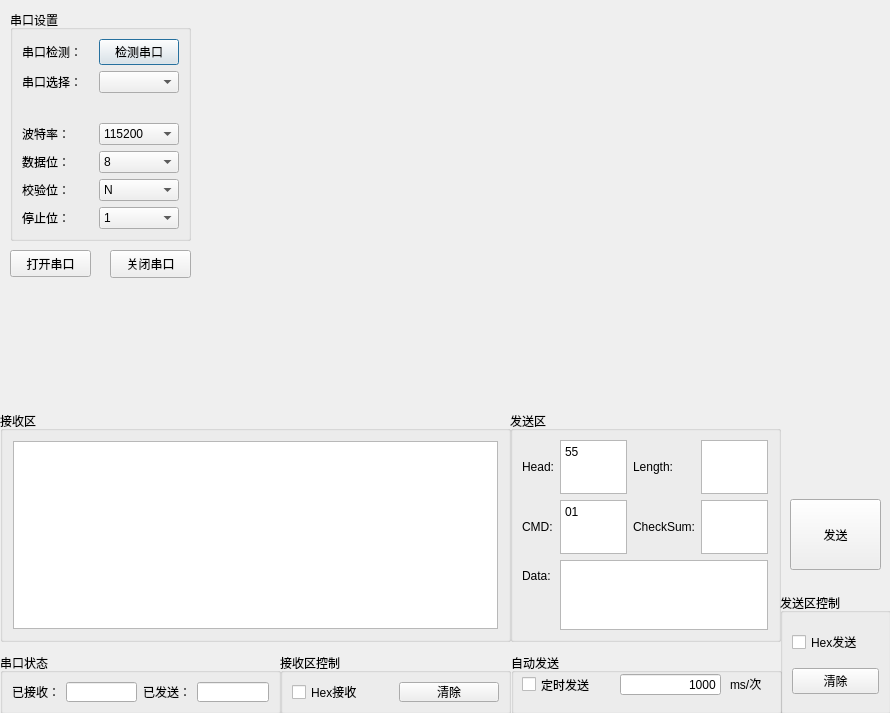
Above: Pyserial-Demo-master/ui_demo_1.ui from yuexia9527/PyQt5 before the change. Below: the same form after it.
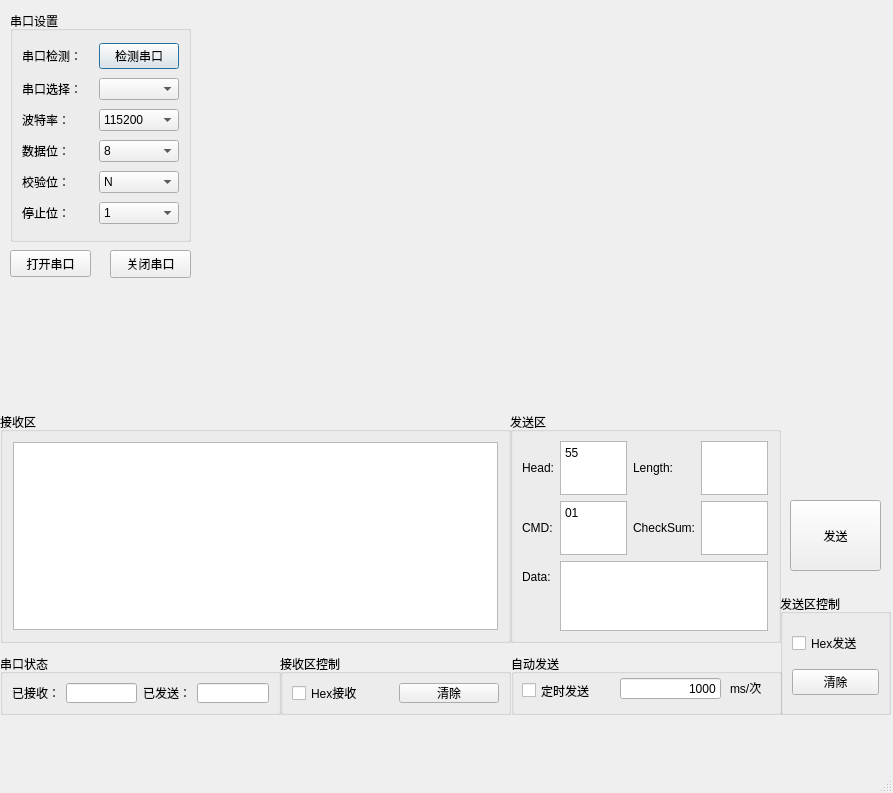
That is the form after the change.

```diff
--- a/Pyserial-Demo-master/ui_demo_1.ui
+++ b/Pyserial-Demo-master/ui_demo_1.ui
@@ -1,240 +1,135 @@
 <?xml version="1.0" encoding="UTF-8"?>
 <ui version="4.0">
- <class>Form</class>
- <widget class="QWidget" name="Form">
+ <class>MainWindow</class>
+ <widget class="QMainWindow" name="MainWindow">
   <property name="geometry">
    <rect>
     <x>0</x>
     <y>0</y>
-    <width>890</width>
-    <height>713</height>
+    <width>893</width>
+    <height>793</height>
    </rect>
   </property>
   <property name="windowTitle">
    <string>Form</string>
   </property>
-  <widget class="QGroupBox" name="formGroupBox">
+  <widget class="QWidget" name="Form">
+   <widget class="QGroupBox" name="groupBox">
    <property name="geometry">
     <rect>
-     <x>10</x>
-     <y>10</y>
-     <width>181</width>
-     <height>231</height>
+      <x>511</x>
+      <y>654</y>
+      <width>271</width>
+      <height>61</height>
     </rect>
    </property>
    <property name="title">
-    <string>串口设置</string>
-   </property>
-   <layout class="QGridLayout" name="gridLayout_5">
-    <item row="4" column="1">
-     <widget class="QComboBox" name="s1__box_4">
-      <item>
-       <property name="text">
-        <string>8</string>
-       </property>
-      </item>
-      <item>
+     <string>自动发送</string>
+    </property>
+    <widget class="QCheckBox" name="timer_send_cb">
+     <property name="geometry">
+      <rect>
+       <x>11</x>
+       <y>27</y>
+       <width>87</width>
+       <height>19</height>
+      </rect>
+     </property>
        <property name="text">
-        <string>7</string>
-       </property>
-      </item>
-      <item>
-       <property name="text">
-        <string>6</string>
-       </property>
-      </item>
-      <item>
-       <property name="text">
-        <string>5</string>
-       </property>
-      </item>
-     </widget>
-    </item>
-    <item row="4" column="0">
-     <widget class="QLabel" name="s1__lb_4">
-      <property name="text">
-       <string>数据位：</string>
-      </property>
-     </widget>
-    </item>
-    <item row="6" column="0">
-     <widget class="QLabel" name="s1__lb_6">
+      <string>定时发送</string>
+     </property>
+    </widget>
+    <widget class="QLabel" name="dw">
+     <property name="geometry">
+      <rect>
+       <x>219</x>
+       <y>26</y>
+       <width>51</width>
+       <height>16</height>
+      </rect>
+     </property>
       <property name="text">
-       <string>停止位：</string>
-      </property>
-     </widget>
-    </item>
-    <item row="5" column="0">
-     <widget class="QLabel" name="s1__lb_5">
-      <property name="text">
-       <string>校验位：</string>
-      </property>
-     </widget>
-    </item>
-    <item row="5" column="1">
-     <widget class="QComboBox" name="s1__box_5">
-      <item>
+      <string>ms/次</string>
+     </property>
+    </widget>
+    <widget class="QLineEdit" name="lineEdit_3">
+     <property name="geometry">
+      <rect>
+       <x>109</x>
+       <y>24</y>
+       <width>101</width>
+       <height>21</height>
+      </rect>
+     </property>
        <property name="text">
-        <string>N</string>
-       </property>
-      </item>
-     </widget>
-    </item>
-    <item row="6" column="1">
-     <widget class="QComboBox" name="s1__box_6">
-      <item>
-       <property name="text">
-        <string>1</string>
-       </property>
-      </item>
-     </widget>
-    </item>
-    <item row="0" column="0">
-     <widget class="QLabel" name="s1__lb_1">
-      <property name="text">
-       <string>串口检测：</string>
-      </property>
-     </widget>
-    </item>
-    <item row="0" column="1">
-     <widget class="QPushButton" name="s1__box_1">
-      <property name="text">
-       <string>检测串口</string>
-      </property>
-      <property name="autoRepeatInterval">
-       <number>100</number>
-      </property>
-      <property name="default">
-       <bool>true</bool>
-      </property>
-     </widget>
-    </item>
-    <item row="1" column="0">
-     <widget class="QLabel" name="s1__lb_2">
-      <property name="text">
-       <string>串口选择：</string>
-      </property>
-     </widget>
-    </item>
-    <item row="1" column="1">
-     <widget class="QComboBox" name="s1__box_2"/>
-    </item>
-    <item row="3" column="0">
-     <widget class="QLabel" name="s1__lb_3">
-      <property name="text">
-       <string>波特率：</string>
-      </property>
-     </widget>
-    </item>
-    <item row="3" column="1">
-     <widget class="QComboBox" name="s1__box_3">
-      <item>
-       <property name="text">
-        <string>115200</string>
-       </property>
-      </item>
-      <item>
-       <property name="text">
-        <string>2400</string>
-       </property>
-      </item>
-      <item>
-       <property name="text">
-        <string>4800</string>
-       </property>
-      </item>
-      <item>
-       <property name="text">
-        <string>9600</string>
-       </property>
-      </item>
-      <item>
-       <property name="text">
-        <string>14400</string>
-       </property>
-      </item>
-      <item>
-       <property name="text">
-        <string>19200</string>
-       </property>
-      </item>
-      <item>
-       <property name="text">
-        <string>38400</string>
-       </property>
-      </item>
-      <item>
-       <property name="text">
-        <string>57600</string>
-       </property>
-      </item>
-      <item>
-       <property name="text">
-        <string>76800</string>
-       </property>
-      </item>
-      <item>
-       <property name="text">
-        <string>12800</string>
-       </property>
-      </item>
-      <item>
-       <property name="text">
-        <string>230400</string>
-       </property>
-      </item>
-      <item>
-       <property name="text">
-        <string>460800</string>
-       </property>
-      </item>
-     </widget>
-    </item>
-    <item row="2" column="0" colspan="2">
-     <widget class="QLabel" name="state_label">
-      <property name="text">
-       <string/>
-      </property>
-      <property name="textFormat">
-       <enum>Qt::AutoText</enum>
-      </property>
-      <property name="scaledContents">
-       <bool>true</bool>
+      <string>1000</string>
       </property>
       <property name="alignment">
        <set>Qt::AlignRight|Qt::AlignTrailing|Qt::AlignVCenter</set>
       </property>
      </widget>
-    </item>
-   </layout>
-  </widget>
-  <widget class="QGroupBox" name="verticalGroupBox">
+   </widget>
+   <widget class="QGroupBox" name="formGroupBox_1">
    <property name="geometry">
     <rect>
      <x>0</x>
-     <y>411</y>
-     <width>511</width>
-     <height>231</height>
+      <y>654</y>
+      <width>281</width>
+      <height>61</height>
     </rect>
    </property>
    <property name="title">
-    <string>接收区</string>
-   </property>
-   <layout class="QVBoxLayout" name="verticalLayout">
-    <property name="leftMargin">
-     <number>10</number>
-    </property>
-    <property name="topMargin">
-     <number>10</number>
-    </property>
-    <property name="rightMargin">
-     <number>10</number>
+     <string>串口状态</string>
+    </property>
+    <layout class="QGridLayout" name="gridLayout_3">
+     <item row="0" column="3">
+      <widget class="QLineEdit" name="lineEdit_2"/>
+     </item>
+     <item row="0" column="0">
+      <widget class="QLabel" name="label">
+       <property name="text">
+        <string>已接收：</string>
+       </property>
+      </widget>
+     </item>
+     <item row="0" column="1">
+      <widget class="QLineEdit" name="lineEdit"/>
+     </item>
+     <item row="0" column="2">
+      <widget class="QLabel" name="label_2">
+       <property name="text">
+        <string>已发送：</string>
+       </property>
+      </widget>
+     </item>
+    </layout>
+   </widget>
+   <widget class="QGroupBox" name="groupBox_2">
+    <property name="geometry">
+     <rect>
+      <x>280</x>
+      <y>654</y>
+      <width>231</width>
+      <height>61</height>
+     </rect>
     </property>
-    <property name="bottomMargin">
-     <number>10</number>
+    <property name="title">
+     <string>接收区控制</string>
     </property>
-    <item>
-     <widget class="QTextBrowser" name="s2__receive_text"/>
+    <layout class="QGridLayout" name="gridLayout_2">
+     <item row="0" column="0">
+      <widget class="QCheckBox" name="hex_receive">
+       <property name="text">
+        <string>Hex接收</string>
+       </property>
+      </widget>
+     </item>
+     <item row="0" column="1">
+      <widget class="QPushButton" name="s2__clear_button">
+       <property name="text">
+        <string>清除</string>
+       </property>
+      </widget>
     </item>
    </layout>
   </widget>
@@ -242,7 +137,7 @@
    <property name="geometry">
     <rect>
      <x>510</x>
-     <y>411</y>
+      <y>412</y>
      <width>271</width>
      <height>231</height>
     </rect>
@@ -343,109 +238,6 @@
     </item>
    </layout>
   </widget>
-  <widget class="QGroupBox" name="formGroupBox">
-   <property name="geometry">
-    <rect>
-     <x>0</x>
-     <y>653</y>
-     <width>281</width>
-     <height>61</height>
-    </rect>
-   </property>
-   <property name="title">
-    <string>串口状态</string>
-   </property>
-   <layout class="QGridLayout" name="gridLayout_3">
-    <item row="0" column="0">
-     <widget class="QLabel" name="label">
-      <property name="text">
-       <string>已接收：</string>
-      </property>
-     </widget>
-    </item>
-    <item row="0" column="1">
-     <widget class="QLineEdit" name="lineEdit"/>
-    </item>
-    <item row="0" column="3">
-     <widget class="QLineEdit" name="lineEdit_2"/>
-    </item>
-    <item row="0" column="2">
-     <widget class="QLabel" name="label_2">
-      <property name="text">
-       <string>已发送：</string>
-      </property>
-     </widget>
-    </item>
-   </layout>
-  </widget>
-  <widget class="QGroupBox" name="groupBox">
-   <property name="geometry">
-    <rect>
-     <x>511</x>
-     <y>653</y>
-     <width>271</width>
-     <height>61</height>
-    </rect>
-   </property>
-   <property name="title">
-    <string>自动发送</string>
-   </property>
-   <widget class="QCheckBox" name="timer_send_cb">
-    <property name="geometry">
-     <rect>
-      <x>11</x>
-      <y>22</y>
-      <width>87</width>
-      <height>19</height>
-     </rect>
-    </property>
-    <property name="text">
-     <string>定时发送</string>
-    </property>
-   </widget>
-   <widget class="QLabel" name="dw">
-    <property name="geometry">
-     <rect>
-      <x>219</x>
-      <y>23</y>
-      <width>51</width>
-      <height>16</height>
-     </rect>
-    </property>
-    <property name="text">
-     <string>ms/次</string>
-    </property>
-   </widget>
-   <widget class="QLineEdit" name="lineEdit_3">
-    <property name="geometry">
-     <rect>
-      <x>109</x>
-      <y>21</y>
-      <width>101</width>
-      <height>21</height>
-     </rect>
-    </property>
-    <property name="text">
-     <string>1000</string>
-    </property>
-    <property name="alignment">
-     <set>Qt::AlignRight|Qt::AlignTrailing|Qt::AlignVCenter</set>
-    </property>
-   </widget>
-  </widget>
-  <widget class="QPushButton" name="open_button">
-   <property name="geometry">
-    <rect>
-     <x>10</x>
-     <y>250</y>
-     <width>81</width>
-     <height>27</height>
-    </rect>
-   </property>
-   <property name="text">
-    <string>打开串口</string>
-   </property>
-  </widget>
   <widget class="QPushButton" name="close_button">
    <property name="geometry">
     <rect>
@@ -459,30 +251,193 @@
     <string>关闭串口</string>
    </property>
   </widget>
-  <widget class="QGroupBox" name="groupBox_2">
+   <widget class="QPushButton" name="open_button">
    <property name="geometry">
     <rect>
-     <x>280</x>
-     <y>653</y>
-     <width>231</width>
-     <height>61</height>
+      <x>10</x>
+      <y>250</y>
+      <width>81</width>
+      <height>27</height>
+     </rect>
+    </property>
+    <property name="text">
+     <string>打开串口</string>
+    </property>
+   </widget>
+   <widget class="QGroupBox" name="formGroupBox">
+    <property name="geometry">
+     <rect>
+      <x>10</x>
+      <y>11</y>
+      <width>181</width>
+      <height>231</height>
     </rect>
    </property>
    <property name="title">
-    <string>接收区控制</string>
-   </property>
-   <layout class="QGridLayout" name="gridLayout_2">
-    <item row="0" column="0">
-     <widget class="QCheckBox" name="hex_receive">
+     <string>串口设置</string>
+    </property>
+    <layout class="QGridLayout" name="gridLayout_5">
+     <item row="2" column="0">
+      <widget class="QLabel" name="s1__lb_3">
       <property name="text">
-       <string>Hex接收</string>
+        <string>波特率：</string>
+       </property>
+      </widget>
+     </item>
+     <item row="2" column="1">
+      <widget class="QComboBox" name="s1__box_3">
+       <item>
+        <property name="text">
+         <string>115200</string>
+        </property>
+       </item>
+       <item>
+        <property name="text">
+         <string>2400</string>
+        </property>
+       </item>
+       <item>
+        <property name="text">
+         <string>4800</string>
+        </property>
+       </item>
+       <item>
+        <property name="text">
+         <string>9600</string>
+        </property>
+       </item>
+       <item>
+        <property name="text">
+         <string>14400</string>
+        </property>
+       </item>
+       <item>
+        <property name="text">
+         <string>19200</string>
+        </property>
+       </item>
+       <item>
+        <property name="text">
+         <string>38400</string>
+        </property>
+       </item>
+       <item>
+        <property name="text">
+         <string>57600</string>
+        </property>
+       </item>
+       <item>
+        <property name="text">
+         <string>76800</string>
+        </property>
+       </item>
+       <item>
+        <property name="text">
+         <string>12800</string>
+        </property>
+       </item>
+       <item>
+        <property name="text">
+         <string>230400</string>
+        </property>
+       </item>
+       <item>
+        <property name="text">
+         <string>460800</string>
+        </property>
+       </item>
+      </widget>
+     </item>
+     <item row="1" column="1">
+      <widget class="QComboBox" name="s1__box_2"/>
+     </item>
+     <item row="5" column="0">
+      <widget class="QLabel" name="s1__lb_6">
+       <property name="text">
+        <string>停止位：</string>
       </property>
      </widget>
     </item>
     <item row="0" column="1">
-     <widget class="QPushButton" name="s2__clear_button">
+      <widget class="QPushButton" name="s1__box_1">
       <property name="text">
-       <string>清除</string>
+        <string>检测串口</string>
+       </property>
+       <property name="autoRepeatInterval">
+        <number>100</number>
+       </property>
+       <property name="default">
+        <bool>true</bool>
+       </property>
+      </widget>
+     </item>
+     <item row="5" column="1">
+      <widget class="QComboBox" name="s1__box_6">
+       <item>
+        <property name="text">
+         <string>1</string>
+        </property>
+       </item>
+      </widget>
+     </item>
+     <item row="4" column="1">
+      <widget class="QComboBox" name="s1__box_5">
+       <item>
+        <property name="text">
+         <string>N</string>
+        </property>
+       </item>
+      </widget>
+     </item>
+     <item row="1" column="0">
+      <widget class="QLabel" name="s1__lb_2">
+       <property name="text">
+        <string>串口选择：</string>
+       </property>
+      </widget>
+     </item>
+     <item row="4" column="0">
+      <widget class="QLabel" name="s1__lb_5">
+       <property name="text">
+        <string>校验位：</string>
+       </property>
+      </widget>
+     </item>
+     <item row="0" column="0">
+      <widget class="QLabel" name="s1__lb_1">
+       <property name="text">
+        <string>串口检测：</string>
+       </property>
+      </widget>
+     </item>
+     <item row="3" column="1">
+      <widget class="QComboBox" name="s1__box_4">
+       <item>
+        <property name="text">
+         <string>8</string>
+        </property>
+       </item>
+       <item>
+        <property name="text">
+         <string>7</string>
+        </property>
+       </item>
+       <item>
+        <property name="text">
+         <string>6</string>
+        </property>
+       </item>
+       <item>
+        <property name="text">
+         <string>5</string>
+        </property>
+       </item>
+      </widget>
+     </item>
+     <item row="3" column="0">
+      <widget class="QLabel" name="s1__lb_4">
+       <property name="text">
+        <string>数据位：</string>
       </property>
      </widget>
     </item>
@@ -492,7 +447,7 @@
    <property name="geometry">
     <rect>
      <x>780</x>
-     <y>593</y>
+      <y>594</y>
      <width>111</width>
      <height>121</height>
     </rect>
@@ -517,11 +472,41 @@
     </item>
    </layout>
   </widget>
+   <widget class="QGroupBox" name="verticalGroupBox">
+    <property name="geometry">
+     <rect>
+      <x>0</x>
+      <y>412</y>
+      <width>511</width>
+      <height>231</height>
+     </rect>
+    </property>
+    <property name="title">
+     <string>接收区</string>
+    </property>
+    <layout class="QVBoxLayout" name="verticalLayout">
+     <property name="leftMargin">
+      <number>10</number>
+     </property>
+     <property name="topMargin">
+      <number>10</number>
+     </property>
+     <property name="rightMargin">
+      <number>10</number>
+     </property>
+     <property name="bottomMargin">
+      <number>10</number>
+     </property>
+     <item>
+      <widget class="QTextBrowser" name="s2__receive_text"/>
+     </item>
+    </layout>
+   </widget>
   <widget class="QPushButton" name="s3__send_button">
    <property name="geometry">
     <rect>
      <x>790</x>
-     <y>499</y>
+      <y>500</y>
      <width>91</width>
      <height>71</height>
     </rect>
@@ -530,16 +515,40 @@
     <string>发送</string>
    </property>
   </widget>
-  <zorder>verticalGroupBox</zorder>
-  <zorder>verticalGroupBox_2</zorder>
-  <zorder>formGroupBox</zorder>
-  <zorder>formGroupBox</zorder>
-  <zorder>groupBox</zorder>
-  <zorder>open_button</zorder>
-  <zorder>close_button</zorder>
-  <zorder>groupBox_2</zorder>
-  <zorder>groupBox_3</zorder>
-  <zorder>s3__send_button</zorder>
+   <widget class="QLabel" name="state_label">
+    <property name="geometry">
+     <rect>
+      <x>460</x>
+      <y>0</y>
+      <width>431</width>
+      <height>31</height>
+     </rect>
+    </property>
+    <property name="text">
+     <string/>
+    </property>
+    <property name="textFormat">
+     <enum>Qt::AutoText</enum>
+    </property>
+    <property name="scaledContents">
+     <bool>true</bool>
+    </property>
+    <property name="alignment">
+     <set>Qt::AlignRight|Qt::AlignTrailing|Qt::AlignVCenter</set>
+    </property>
+   </widget>
+  </widget>
+  <widget class="QMenuBar" name="menubar">
+   <property name="geometry">
+    <rect>
+     <x>0</x>
+     <y>0</y>
+     <width>893</width>
+     <height>26</height>
+    </rect>
+   </property>
+  </widget>
+  <widget class="QStatusBar" name="statusbar"/>
  </widget>
  <resources/>
  <connections/>
```
Left out of the diff: 2 changed lines with no effect on the pictures. Lines whose indentation alone changed are shown as unchanged.
